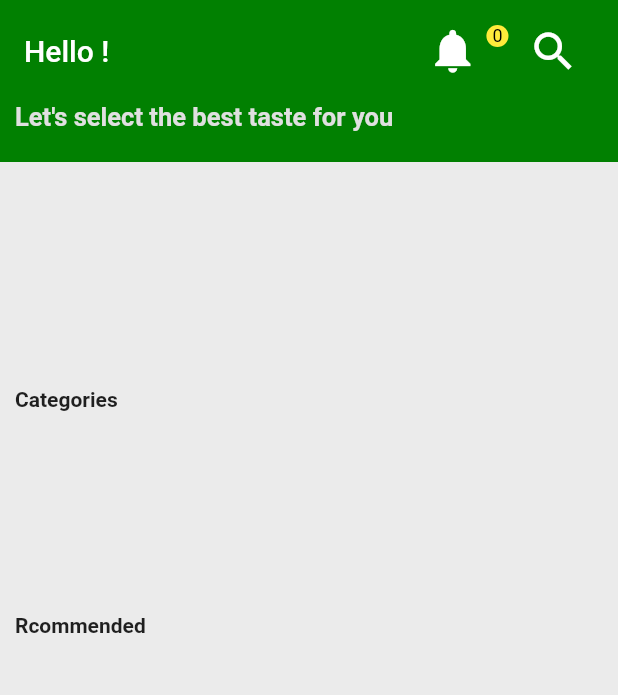
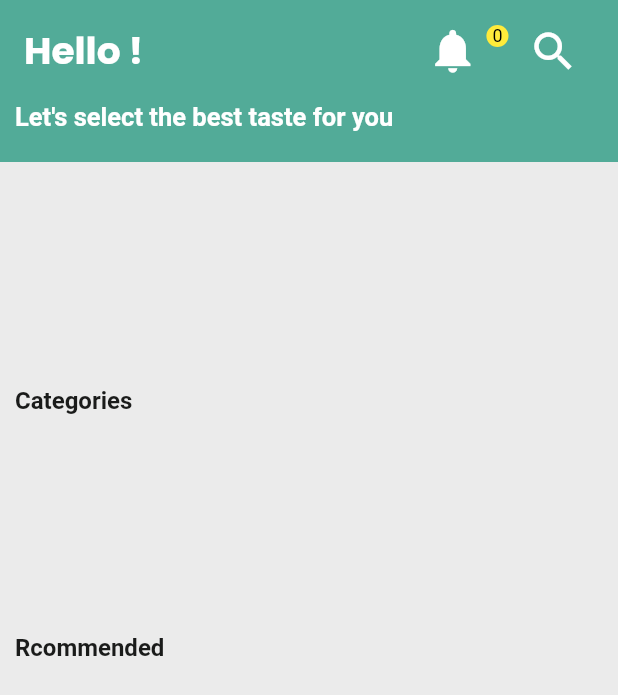
Before and after one commit to RakshithaDi/Food-Ordering-Application, a Flutter app: the Menu screen opened directly, on a phone screen of 412 x 824 dp. Shown: the top 695 px of the screen. Run offline on Flutter 3.47's test engine with Material 2 defaults, Android fonts, the phone set to English and light mode, and no system bars; drawn by our look-alikes of carousel_slider; our stand-ins replace cloud_firestore, dots_indicator, easy_sidemenu, file_picker, firebase_auth, firebase_core and 7 more; missing offline and left inert: dart:html, pay, payhere_mobilesdk_flutter, search_page, twilio_flutter; accounts and stored records are empty; Roboto replaces fonts that are missing (Prompt).

Commit message:
ui updated

```diff
--- a/food_ordering_application/lib/Authentication/login.dart
+++ b/food_ordering_application/lib/Authentication/login.dart
@@ -81,7 +81,7 @@ class _LoginState extends State<Login> {
             Expanded(
               flex: 2,
               child: Container(
-                margin: EdgeInsets.only(top: 40),
+                margin: EdgeInsets.only(top: 30),
                 child: Column(
                   mainAxisAlignment: MainAxisAlignment.center,
                   crossAxisAlignment: CrossAxisAlignment.center,
@@ -98,7 +98,7 @@ class _LoginState extends State<Login> {
                       ),
                     ),
                     Container(
-                      margin: EdgeInsets.only(top: 50),
+                      margin: EdgeInsets.only(top: 30),
                       child: Text(
                         'Welcome to FoodX!',
                         style: fstlyepoppinsTitle,
--- a/food_ordering_application/lib/Home/home.dart
+++ b/food_ordering_application/lib/Home/home.dart
@@ -33,7 +33,7 @@ class _HomeState extends State<Home> with SingleTickerProviderStateMixin {
   Widget build(BuildContext context) {
     return Consumer<Cart>(builder: (context, cart, child) {
       return Scaffold(
-        backgroundColor: greenTheme,
+        backgroundColor: Sushi,
         body: SafeArea(
           child: TabBarView(
             physics: NeverScrollableScrollPhysics(),
@@ -47,7 +47,7 @@ class _HomeState extends State<Home> with SingleTickerProviderStateMixin {
           ),
         ),
         bottomNavigationBar: Material(
-          color: Color(0xFFE008000),
+          color: Sushi,
           child: TabBar(
             tabs: [
               Tab(
--- a/food_ordering_application/lib/Home/menu.dart
+++ b/food_ordering_application/lib/Home/menu.dart
@@ -136,7 +136,7 @@ class _MenuState extends State<Menu> {
         appBar: AppBar(
           toolbarHeight: 68,
           elevation: 0,
-          backgroundColor: Color(0xFFE008000),
+          backgroundColor: Sushi,
           title: FutureBuilder<DocumentSnapshot>(
               future: FirebaseFirestore.instance
                   .collection("userprofile")
@@ -157,7 +157,10 @@ class _MenuState extends State<Menu> {
                   Map<String, dynamic> userprofile =
                       snapshot.data.data() as Map<String, dynamic>;
                   return currentUser.email != null
-                      ? Text('Hello ${userprofile['fname']}!')
+                      ? Text(
+                          'Hello ${userprofile['fname']}!',
+                          style: nameTitle,
+                        )
                       : Text('');
                 }
                 return Container(
@@ -221,7 +224,7 @@ class _MenuState extends State<Menu> {
           child: ListView(
             children: [
               Container(
-                color: Color(0xFFE008000),
+                color: Sushi,
                 child: Column(
                   crossAxisAlignment: CrossAxisAlignment.start,
                   children: [
@@ -236,11 +239,7 @@ class _MenuState extends State<Menu> {
                             ),
                             child: Text(
                               'Let\'s select the best taste for you',
-                              style: TextStyle(
-                                color: Colors.grey[300],
-                                fontSize: 17,
-                                fontWeight: FontWeight.bold,
-                              ),
+                              style: subText,
                             ),
                           ),
                         ),
@@ -291,8 +290,8 @@ class _MenuState extends State<Menu> {
                 children: [
                   Container(
                     margin: EdgeInsets.only(top: 10),
-                    height: 140,
-                    width: 450,
+                    height: MediaQuery.of(context).size.height / 5.9,
+                    width: MediaQuery.of(context).size.width / 0.8,
                     child: CarouselSlider(
                       items: imageSliders,
                       carouselController: _controller,
@@ -322,7 +321,7 @@ class _MenuState extends State<Menu> {
                               color: (Theme.of(context).brightness ==
                                           Brightness.dark
                                       ? Colors.white
-                                      : Colors.black)
+                                      : titleColor)
                                   .withOpacity(
                                       _current == entry.key ? 0.9 : 0.4)),
                         ),
@@ -336,9 +335,7 @@ class _MenuState extends State<Menu> {
                 margin: EdgeInsets.only(left: 10, bottom: 5),
                 child: Text(
                   'Categories',
-                  style: TextStyle(
-                    fontWeight: FontWeight.bold,
-                  ),
+                  style: menutitles,
                 ),
               ),
               StreamBuilder(
@@ -358,7 +355,7 @@ class _MenuState extends State<Menu> {
                   if (snapshot.hasData) {
                     print('has data');
                     return Container(
-                      height: 120,
+                      height: MediaQuery.of(context).size.height / 6.3, //123,
                       child: ListView.builder(
                         scrollDirection: Axis.horizontal,
                         shrinkWrap: true,
@@ -402,7 +399,7 @@ class _MenuState extends State<Menu> {
                                       child: Text(
                                         category['name'],
                                         textAlign: TextAlign.center,
-                                        style: TextStyle(),
+                                        style: labeltext,
                                       ),
                                     ),
                                   ],
@@ -431,13 +428,11 @@ class _MenuState extends State<Menu> {
                 margin: EdgeInsets.only(left: 10, top: 10, bottom: 5),
                 child: Text(
                   'Rcommended',
-                  style: TextStyle(
-                    fontWeight: FontWeight.bold,
-                  ),
+                  style: menutitles,
                 ),
               ),
               Container(
-                height: 515, //210
+                height: 510, //MediaQuery.of(context).size.height / 2.8, //210
                 child: FutureBuilder(
                   future: FirebaseFirestore.instance
                       .collection('items')
@@ -517,6 +512,7 @@ class _MenuState extends State<Menu> {
                                                     top: 7),
                                                 child: Text(
                                                   recommend['name'],
+                                                  style: labeltext,
                                                 ),
                                               ),
                                             ),
@@ -531,10 +527,7 @@ class _MenuState extends State<Menu> {
                                                       child: Center(
                                                         child: Text(
                                                           'Rs. ${recommend['price']}',
-                                                          style: TextStyle(
-                                                              fontWeight:
-                                                                  FontWeight
-                                                                      .bold),
+                                                          style: labelprice,
                                                         ),
                                                       ),
                                                     ),
--- a/food_ordering_application/lib/constant.dart
+++ b/food_ordering_application/lib/constant.dart
@@ -52,3 +52,21 @@ final normalText = GoogleFonts.prompt(
 
 final appbarText =
     GoogleFonts.poppins(color: Colors.white, fontWeight: FontWeight.bold);
+
+final nameTitle = GoogleFonts.poppins(
+    fontSize: 25, color: Colors.white, fontWeight: FontWeight.bold);
+
+final subText = GoogleFonts.prompt(
+    fontSize: 17, color: Colors.white, fontWeight: FontWeight.bold);
+
+final menutitles = GoogleFonts.montserratAlternates(
+    fontSize: 16, color: titleColor, fontWeight: FontWeight.bold);
+
+final labeltext = GoogleFonts.montserratAlternates(
+    fontSize: 15, color: klblack, fontWeight: FontWeight.bold);
+
+final labelprice = GoogleFonts.poppins(
+  fontSize: 15,
+  fontWeight: FontWeight.bold,
+  color: titleColor,
+);
```
